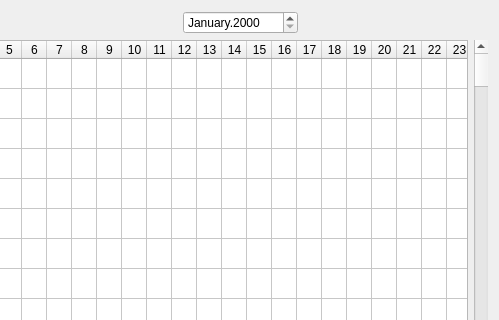
Qt form crosterwindow.ui (joergpauly/megaroster) before a commit; both pictures show x 133 to 632 and y 0 to 320 of the 632 by 452 pixel window.
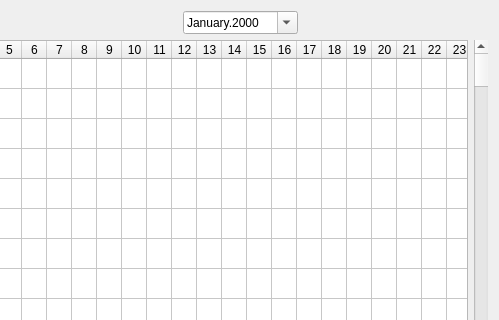
The same form after that commit.

```diff
--- a/crosterwindow.ui
+++ b/crosterwindow.ui
@@ -38,12 +38,18 @@
      </item>
      <item>
       <widget class="QDateEdit" name="dtedMonthChoice">
+       <property name="buttonSymbols">
+        <enum>QAbstractSpinBox::PlusMinus</enum>
+       </property>
        <property name="currentSection">
         <enum>QDateTimeEdit::MonthSection</enum>
        </property>
        <property name="displayFormat">
         <string>MMMM.yyyy</string>
        </property>
+       <property name="calendarPopup">
+        <bool>true</bool>
+       </property>
       </widget>
      </item>
      <item>
```
